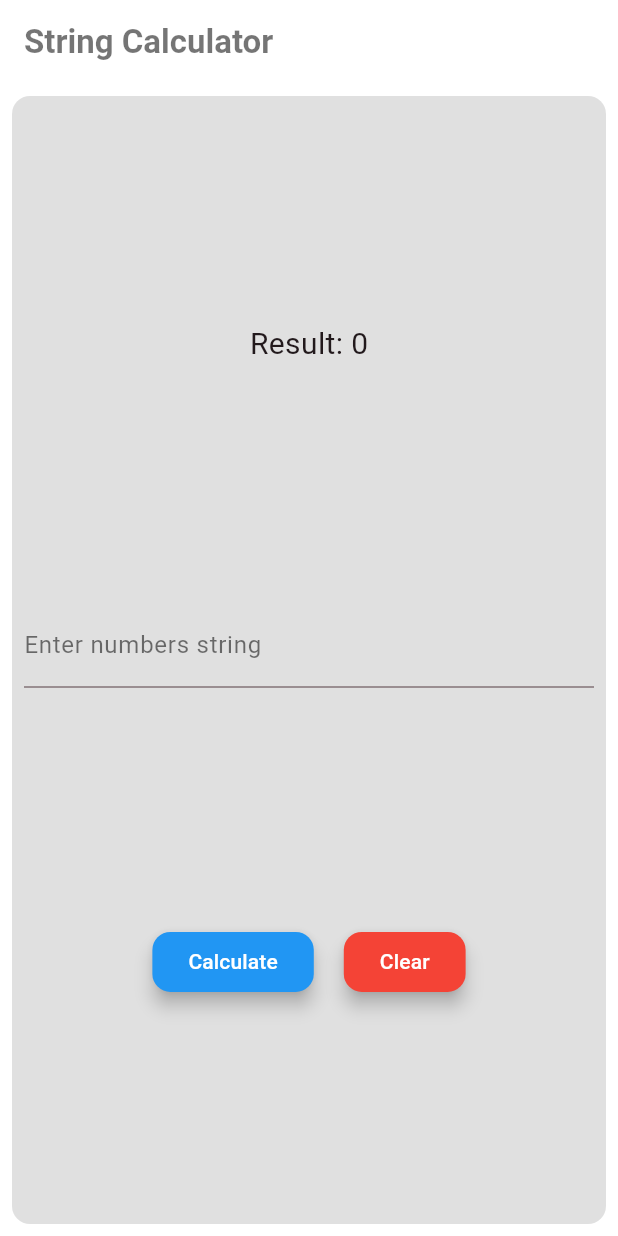
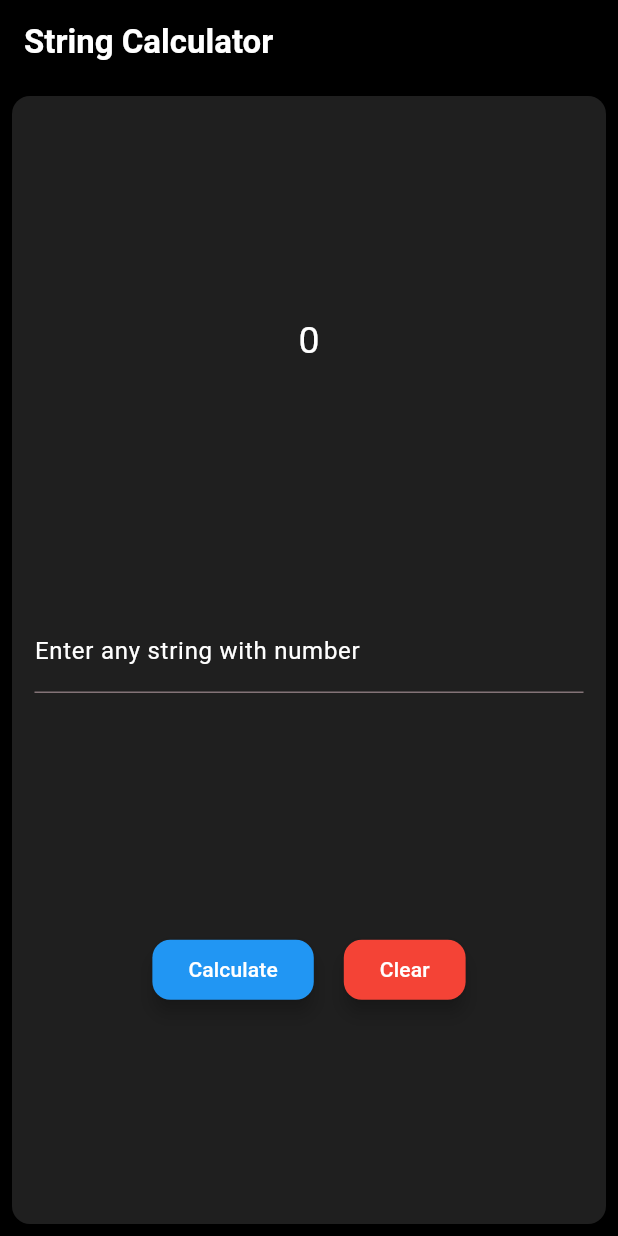
Before and after one commit to WaveDass7/StringCalculator, a Flutter app: the screen it shows after launch, after a tap on "Calculate", on a phone screen of 412 x 824 dp. Run offline on Flutter 3.47's test engine with Material 3 defaults, Android fonts, the phone set to English and light mode, and no system bars; our stand-ins replace flutter_bloc.

Commit message:
UI Enhanced & Widget testing done.

```diff
--- a/lib/bloc/calculate_logic.dart
+++ b/lib/bloc/calculate_logic.dart
@@ -2,25 +2,29 @@
 class CalculateLogic {
   int add(String numbers) {
 
+    //I am matching negatives and positive values here
     final regex = RegExp(r'-?\d+');
     final matches = regex.allMatches(numbers);
 
-    int sum = 0;
+    int total = 0;
     List<int> negatives = [];
 
+    //Looping all values and adding up also looking out for negative values
     for (var match in matches) {
       int number = int.parse(match.group(0)!);
       if (number < 0) {
         negatives.add(number);
       }
-      sum += number;
+      total += number;
     }
 
+    //if any negative values returning Error
     if (negatives.isNotEmpty) {
       return 777;
     }
 
-    return sum;
+    //if no negative values returning the total
+    return total;
   }
 }
 
--- a/lib/pages/homepage.dart
+++ b/lib/pages/homepage.dart
@@ -1,7 +1,5 @@
-import 'package:flutter/cupertino.dart';
 import 'package:flutter/material.dart';
 import 'package:flutter_bloc/flutter_bloc.dart';
-
 import '../Bloc/counter_event.dart';
 import '../Bloc/counter_state.dart';
 import '../Bloc/counter_bloc.dart';
@@ -19,14 +17,14 @@ class _HomePageState extends State<HomePage> {
     final bloc = BlocProvider.of<CounterBloc>(context);
     return SafeArea(
         child: Scaffold(
-          backgroundColor: Colors.white,
+          backgroundColor: Colors.black,
           appBar: AppBar(
             title: const Text('String Calculator',
             style: TextStyle(
-              color: Colors.black54,
+              color: Colors.white,
               fontWeight: FontWeight.bold,
             ),),
-            backgroundColor: Colors.white,
+            backgroundColor: Colors.black,
             centerTitle: false,
           ) ,
           body:  Padding(
@@ -34,7 +32,7 @@ class _HomePageState extends State<HomePage> {
             child: Container(
                 decoration:  BoxDecoration(
                 borderRadius: BorderRadius.circular(12),
-                color: Colors.black12
+                color: Colors.white12
               ),
               child: Column(
                mainAxisAlignment: MainAxisAlignment.spaceEvenly,
@@ -43,8 +41,9 @@ class _HomePageState extends State<HomePage> {
                  BlocBuilder<CounterBloc, CounterState>(
                    builder: (context, state) {
                      if (state is CounterResult) {
-                       return Text("Result: ${state.sum}",
-                           style: const TextStyle(fontSize: 20));
+                       return Text("${state.sum}",
+                           style: const TextStyle(fontSize: 25,
+                           color: Colors.white));
                      } else if (state is CounterError) {
                        return Text(state.message,
                            style: const TextStyle(fontSize: 16, color: Colors.red));
@@ -53,18 +52,21 @@ class _HomePageState extends State<HomePage> {
                    },
                   ),
                   Padding(
-                   padding: const EdgeInsets.all(8.0),
+                   padding: const EdgeInsets.all(15.0),
                    child: TextField(
                      controller: _controller,
                      style: const TextStyle(
-                      color: Colors.black54,
+                      color: Colors.white,
                      ),
                      decoration: const InputDecoration(
-                       labelText: "Enter numbers string",
+                       labelText: "Enter any string with number",
                        labelStyle: TextStyle(
-                         color: Colors.black54,
+                         color: Colors.white,
                        ),
-                       hintText: "e.g. 1,2,3 or //;\n1;2",
+                       hintText: "e.g. 1,2,3 ",
+                       hintStyle: TextStyle(
+                         color: Colors.white54
+                       )
                      ),
                    ),
                  ),
```
